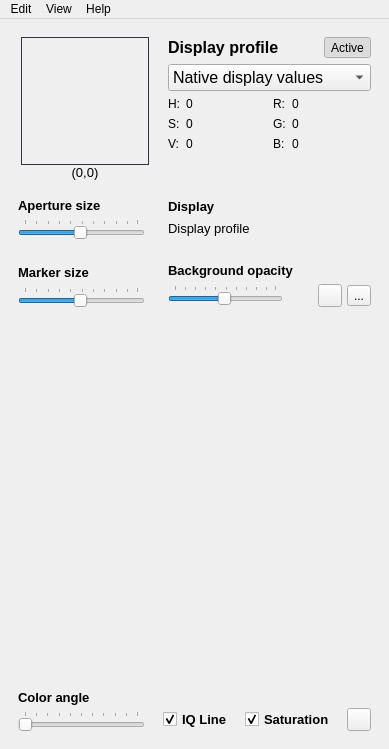
Before: the Qt Designer form colorpicker.ui in mikaelsundell/colorpicker, drawn with Qt 5.
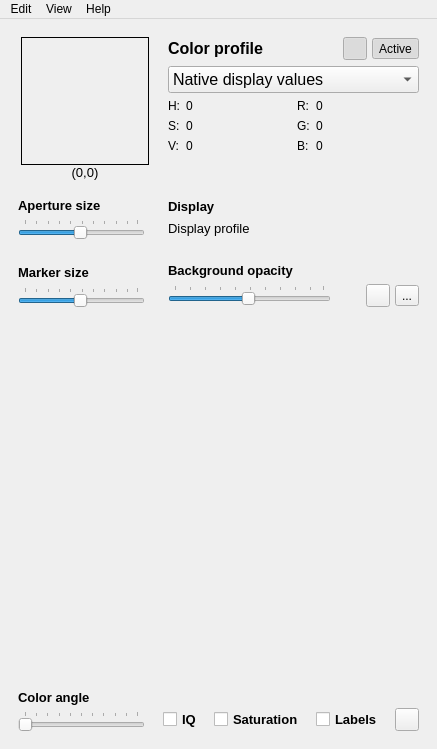
After: the same form once the commit is applied. Icons and pictures are not drawn. Custom widgets are drawn as their Qt base class.

Commit message: Added color editing Added additional lcms2 color transformations Fixed formats in lcms2 cache Added pin/ stay on top Fixed memory leaks when using CF* APIs Added labels in colorwheel Clean up of application stylesheet

```diff
--- a/colorpicker.ui
+++ b/colorpicker.ui
@@ -6,7 +6,7 @@
    <rect>
     <x>0</x>
     <y>0</y>
-    <width>377</width>
+    <width>413</width>
     <height>749</height>
    </rect>
   </property>
@@ -93,43 +93,6 @@
                   <height>128</height>
                  </size>
                 </property>
-                <property name="palette">
-                 <palette>
-                  <active>
-                   <colorrole role="WindowText">
-                    <brush brushstyle="SolidPattern">
-                     <color alpha="255">
-                      <red>49</red>
-                      <green>54</green>
-                      <blue>61</blue>
-                     </color>
-                    </brush>
-                   </colorrole>
-                  </active>
-                  <inactive>
-                   <colorrole role="WindowText">
-                    <brush brushstyle="SolidPattern">
-                     <color alpha="255">
-                      <red>49</red>
-                      <green>54</green>
-                      <blue>61</blue>
-                     </color>
-                    </brush>
-                   </colorrole>
-                  </inactive>
-                  <disabled>
-                   <colorrole role="WindowText">
-                    <brush brushstyle="SolidPattern">
-                     <color alpha="63">
-                      <red>255</red>
-                      <green>255</green>
-                      <blue>255</blue>
-                     </color>
-                    </brush>
-                   </colorrole>
-                  </disabled>
-                 </palette>
-                </property>
                 <property name="frameShape">
                  <enum>QFrame::Box</enum>
                 </property>
@@ -221,7 +184,7 @@
                    </font>
                   </property>
                   <property name="text">
-                   <string>Display profile</string>
+                   <string>Color profile</string>
                   </property>
                  </widget>
                 </item>
@@ -239,30 +202,79 @@
                  </spacer>
                 </item>
                 <item>
-                 <widget class="QToolButton" name="toggleActive">
-                  <property name="text">
-                   <string>Active</string>
+                 <layout class="QHBoxLayout" name="horizontalLayout_10">
+                  <property name="spacing">
+                   <number>0</number>
                   </property>
-                  <property name="icon">
-                   <iconset resource="colorpicker.qrc">
-                    <normaloff>:/icons/resources/Active.png</normaloff>:/icons/resources/Active.png</iconset>
+                  <property name="leftMargin">
+                   <number>0</number>
                   </property>
-                  <property name="iconSize">
-                   <size>
-                    <width>16</width>
-                    <height>16</height>
-                   </size>
-                  </property>
-                  <property name="shortcut">
-                   <string>A</string>
-                  </property>
-                  <property name="checkable">
-                   <bool>true</bool>
-                  </property>
-                  <property name="checked">
-                   <bool>true</bool>
-                  </property>
-                 </widget>
+                  <item>
+                   <widget class="QToolButton" name="togglePin">
+                    <property name="toolTip">
+                     <string>Toggle pin</string>
+                    </property>
+                    <property name="text">
+                     <string/>
+                    </property>
+                    <property name="icon">
+                     <iconset resource="colorpicker.qrc">
+                      <normaloff>:/icons/resources/Pin.png</normaloff>:/icons/resources/Pin.png</iconset>
+                    </property>
+                    <property name="checkable">
+                     <bool>true</bool>
+                    </property>
+                    <property name="checked">
+                     <bool>true</bool>
+                    </property>
+                   </widget>
+                  </item>
+                  <item>
+                   <spacer name="horizontalSpacer_8">
+                    <property name="orientation">
+                     <enum>Qt::Horizontal</enum>
+                    </property>
+                    <property name="sizeType">
+                     <enum>QSizePolicy::Minimum</enum>
+                    </property>
+                    <property name="sizeHint" stdset="0">
+                     <size>
+                      <width>5</width>
+                      <height>20</height>
+                     </size>
+                    </property>
+                   </spacer>
+                  </item>
+                  <item>
+                   <widget class="QToolButton" name="toggleActive">
+                    <property name="toolTip">
+                     <string>Toogle active</string>
+                    </property>
+                    <property name="text">
+                     <string>Active</string>
+                    </property>
+                    <property name="icon">
+                     <iconset resource="colorpicker.qrc">
+                      <normaloff>:/icons/resources/Active.png</normaloff>:/icons/resources/Active.png</iconset>
+                    </property>
+                    <property name="iconSize">
+                     <size>
+                      <width>16</width>
+                      <height>16</height>
+                     </size>
+                    </property>
+                    <property name="shortcut">
+                     <string>A</string>
+                    </property>
+                    <property name="checkable">
+                     <bool>true</bool>
+                    </property>
+                    <property name="checked">
+                     <bool>true</bool>
+                    </property>
+                   </widget>
+                  </item>
+                 </layout>
                 </item>
                </layout>
               </item>
@@ -350,7 +362,19 @@
                    </widget>
                   </item>
                   <item row="0" column="1">
-                   <widget class="QLabel" name="r">
+                   <widget class="Label" name="r">
+                    <property name="minimumSize">
+                     <size>
+                      <width>30</width>
+                      <height>0</height>
+                     </size>
+                    </property>
+                    <property name="frameShape">
+                     <enum>QFrame::NoFrame</enum>
+                    </property>
+                    <property name="lineWidth">
+                     <number>1</number>
+                    </property>
                     <property name="text">
                      <string>0</string>
                     </property>
@@ -364,7 +388,19 @@
                    </widget>
                   </item>
                   <item row="1" column="1">
-                   <widget class="QLabel" name="g">
+                   <widget class="Label" name="g">
+                    <property name="minimumSize">
+                     <size>
+                      <width>30</width>
+                      <height>0</height>
+                     </size>
+                    </property>
+                    <property name="frameShape">
+                     <enum>QFrame::NoFrame</enum>
+                    </property>
+                    <property name="lineWidth">
+                     <number>1</number>
+                    </property>
                     <property name="text">
                      <string>0</string>
                     </property>
@@ -378,7 +414,19 @@
                    </widget>
                   </item>
                   <item row="2" column="1">
-                   <widget class="QLabel" name="b">
+                   <widget class="Label" name="b">
+                    <property name="minimumSize">
+                     <size>
+                      <width>30</width>
+                      <height>0</height>
+                     </size>
+                    </property>
+                    <property name="frameShape">
+                     <enum>QFrame::NoFrame</enum>
+                    </property>
+                    <property name="lineWidth">
+                     <number>1</number>
+                    </property>
                     <property name="text">
                      <string>0</string>
                     </property>
@@ -526,7 +574,7 @@
      </widget>
     </item>
     <item>
-     <widget class="QWidget" name="colorWheel" native="true">
+     <widget class="QWidget" name="colorWidget" native="true">
       <layout class="QVBoxLayout" name="verticalLayout_6">
        <property name="spacing">
         <number>0</number>
@@ -784,7 +832,7 @@
           <number>0</number>
          </property>
          <item>
-          <widget class="Colorwheel" name="widget" native="true">
+          <widget class="Colorwheel" name="colorWheel" native="true">
            <property name="sizePolicy">
             <sizepolicy hsizetype="Preferred" vsizetype="Expanding">
              <horstretch>0</horstretch>
@@ -879,10 +927,10 @@
                </font>
               </property>
               <property name="text">
-               <string>IQ Line</string>
+               <string>IQ</string>
               </property>
               <property name="checked">
-               <bool>true</bool>
+               <bool>false</bool>
               </property>
              </widget>
             </item>
@@ -899,7 +947,21 @@
                <string>Saturation</string>
               </property>
               <property name="checked">
-               <bool>true</bool>
+               <bool>false</bool>
+              </property>
+             </widget>
+            </item>
+            <item>
+             <widget class="QCheckBox" name="labels">
+              <property name="font">
+               <font>
+                <pointsize>10</pointsize>
+                <weight>75</weight>
+                <bold>true</bold>
+               </font>
+              </property>
+              <property name="text">
+               <string>Labels</string>
               </property>
              </widget>
             </item>
@@ -942,7 +1004,7 @@
     <rect>
      <x>0</x>
      <y>0</y>
-     <width>377</width>
+     <width>413</width>
      <height>24</height>
     </rect>
    </property>
@@ -1238,6 +1300,11 @@
    <header>../../../colorwheel.h</header>
    <container>1</container>
   </customwidget>
+  <customwidget>
+   <class>Label</class>
+   <extends>QLabel</extends>
+   <header>../../../label.h</header>
+  </customwidget>
  </customwidgets>
  <resources>
   <include location="colorpicker.qrc"/>
```
Left out of the diff: 51 changed lines with no effect on the pictures. The commit also changes 19 other files.
